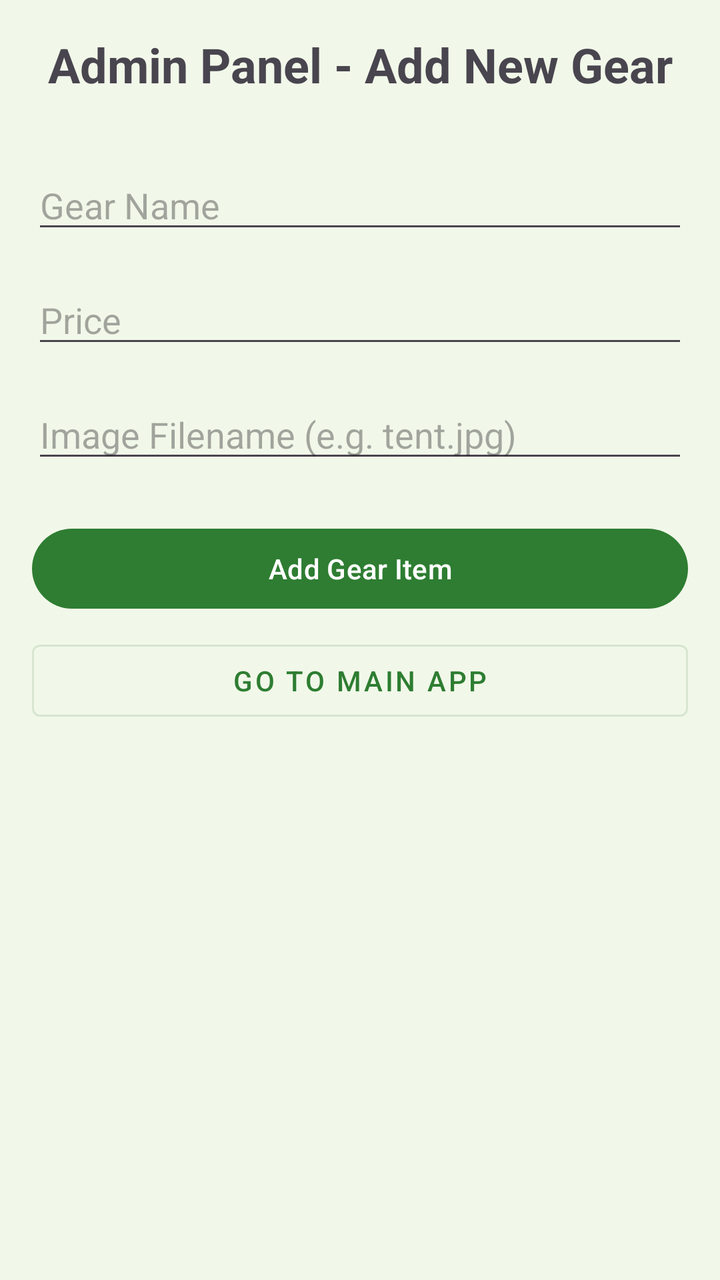
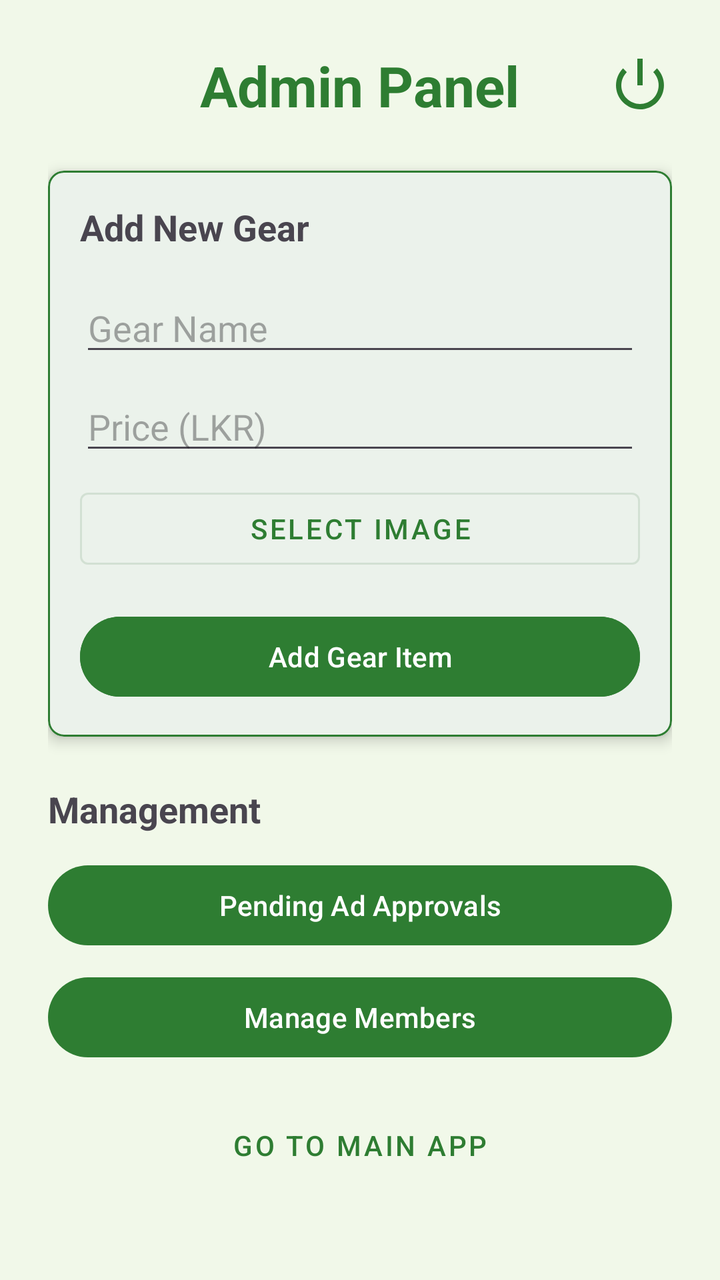

Screens rendered from an Android XML layout before and after an edit, with the pre-edit source and the edit as a unified diff.
<!-- AndroidManifest.xml: application theme Theme.TripBadu -->
<!-- res/layout/activity_admin.xml -->
<?xml version="1.0" encoding="utf-8"?>
<androidx.constraintlayout.widget.ConstraintLayout xmlns:android="http://schemas.android.com/apk/res/android"
    xmlns:app="http://schemas.android.com/apk/res-auto"
    android:layout_width="match_parent"
    android:layout_height="match_parent"
    android:padding="16dp">

    <TextView
        android:id="@+id/tvAdminTitle"
        android:layout_width="wrap_content"
        android:layout_height="wrap_content"
        android:text="Admin Panel - Add New Gear"
        android:textSize="24sp"
        android:textStyle="bold"
        app:layout_constraintTop_toTopOf="parent"
        app:layout_constraintStart_toStartOf="parent"
        app:layout_constraintEnd_toEndOf="parent" />

    <EditText
        android:id="@+id/etGearName"
        android:layout_width="match_parent"
        android:layout_height="wrap_content"
        android:hint="Gear Name"
        android:layout_marginTop="32dp"
        app:layout_constraintTop_toBottomOf="@id/tvAdminTitle" />

    <EditText
        android:id="@+id/etGearPrice"
        android:layout_width="match_parent"
        android:layout_height="wrap_content"
        android:hint="Price"
        android:inputType="numberDecimal"
        android:layout_marginTop="16dp"
        app:layout_constraintTop_toBottomOf="@id/etGearName" />

    <EditText
        android:id="@+id/etGearImage"
        android:layout_width="match_parent"
        android:layout_height="wrap_content"
        android:hint="Image Filename (e.g. tent.jpg)"
        android:layout_marginTop="16dp"
        app:layout_constraintTop_toBottomOf="@id/etGearPrice" />

    <Button
        android:id="@+id/btnAddGear"
        android:layout_width="match_parent"
        android:layout_height="wrap_content"
        android:text="Add Gear Item"
        android:layout_marginTop="24dp"
        app:layout_constraintTop_toBottomOf="@id/etGearImage" />

    <Button
        android:id="@+id/btnViewMain"
        android:layout_width="match_parent"
        android:layout_height="wrap_content"
        android:text="Go to Main App"
        style="@style/Widget.MaterialComponents.Button.OutlinedButton"
        android:layout_marginTop="8dp"
        app:layout_constraintTop_toBottomOf="@id/btnAddGear" />

</androidx.constraintlayout.widget.ConstraintLayout>
<!-- resources referenced by this layout -->
<resources>
  <style name="Theme.TripBadu" parent="Base.Theme.TripBadu" />
  <style name="Base.Theme.TripBadu" parent="Theme.Material3.DayNight.NoActionBar">
          
          <item name="colorPrimary">@color/primary</item>
          <item name="colorPrimaryVariant">@color/primary_variant</item>
          <item name="colorOnPrimary">@color/on_primary</item>
          <item name="colorSecondary">@color/secondary</item>
          <item name="colorSecondaryVariant">@color/secondary_variant</item>
          <item name="colorOnSecondary">@color/on_secondary</item>
          <item name="android:windowBackground">@color/background</item>
          <item name="colorSurface">@color/surface</item>
          <item name="colorOnSurface">@color/on_surface</item>
      </style>
  <color name="primary">#2E7D32</color>
  <color name="primary_variant">#1B5E20</color>
  <color name="on_primary">#FFFFFF</color>
  <color name="secondary">#81C784</color>
  <color name="secondary_variant">#4CAF50</color>
  <color name="on_secondary">#000000</color>
  <color name="background">#F1F8E9</color>
  <color name="surface">#FFFFFF</color>
  <color name="on_surface">#1B5E20</color>
</resources>

<!-- the commit's change to res/layout/activity_admin.xml (unified diff, before → after) -->
@@ -1,61 +1,142 @@
 <?xml version="1.0" encoding="utf-8"?>
-<androidx.constraintlayout.widget.ConstraintLayout xmlns:android="http://schemas.android.com/apk/res/android"
+<ScrollView xmlns:android="http://schemas.android.com/apk/res/android"
     xmlns:app="http://schemas.android.com/apk/res-auto"
     android:layout_width="match_parent"
     android:layout_height="match_parent"
-    android:padding="16dp">
+    android:background="@color/background">
 
-    <TextView
-        android:id="@+id/tvAdminTitle"
-        android:layout_width="wrap_content"
-        android:layout_height="wrap_content"
-        android:text="Admin Panel - Add New Gear"
-        android:textSize="24sp"
-        android:textStyle="bold"
-        app:layout_constraintTop_toTopOf="parent"
-        app:layout_constraintStart_toStartOf="parent"
-        app:layout_constraintEnd_toEndOf="parent" />
-
-    <EditText
-        android:id="@+id/etGearName"
+    <LinearLayout
         android:layout_width="match_parent"
         android:layout_height="wrap_content"
-        android:hint="Gear Name"
-        android:layout_marginTop="32dp"
-        app:layout_constraintTop_toBottomOf="@id/tvAdminTitle" />
+        android:orientation="vertical"
+        android:padding="24dp"
+        android:gravity="center_horizontal">
 
-    <EditText
-        android:id="@+id/etGearPrice"
-        android:layout_width="match_parent"
-        android:layout_height="wrap_content"
-        android:hint="Price"
-        android:inputType="numberDecimal"
-        android:layout_marginTop="16dp"
-        app:layout_constraintTop_toBottomOf="@id/etGearName" />
+        <RelativeLayout
+            android:layout_width="match_parent"
+            android:layout_height="wrap_content"
+            android:layout_marginBottom="24dp">
 
-    <EditText
-        android:id="@+id/etGearImage"
-        android:layout_width="match_parent"
-        android:layout_height="wrap_content"
-        android:hint="Image Filename (e.g. tent.jpg)"
-        android:layout_marginTop="16dp"
-        app:layout_constraintTop_toBottomOf="@id/etGearPrice" />
+            <TextView
+                android:id="@+id/tvAdminTitle"
+                android:layout_width="wrap_content"
+                android:layout_height="wrap_content"
+                android:text="Admin Panel"
+                android:textSize="28sp"
+                android:textStyle="bold"
+                android:textColor="@color/primary"
+                android:layout_centerHorizontal="true" />
 
-    <Button
-        android:id="@+id/btnAddGear"
-        android:layout_width="match_parent"
-        android:layout_height="wrap_content"
-        android:text="Add Gear Item"
-        android:layout_marginTop="24dp"
-        app:layout_constraintTop_toBottomOf="@id/etGearImage" />
+            <ImageView
+                android:id="@+id/ivAdminLogout"
+                android:layout_width="32dp"
+                android:layout_height="32dp"
+                android:src="@android:drawable/ic_lock_power_off"
+                android:contentDescription="Logout"
+                android:layout_alignParentEnd="true"
+                android:layout_centerVertical="true"
+                app:tint="@color/primary"
+                android:clickable="true"
+                android:focusable="true"
+                android:background="?attr/selectableItemBackgroundBorderless"/>
+        </RelativeLayout>
 
-    <Button
-        android:id="@+id/btnViewMain"
-        android:layout_width="match_parent"
-        android:layout_height="wrap_content"
-        android:text="Go to Main App"
-        style="@style/Widget.MaterialComponents.Button.OutlinedButton"
-        android:layout_marginTop="8dp"
-        app:layout_constraintTop_toBottomOf="@id/btnAddGear" />
+        
+        <com.google.android.material.card.MaterialCardView
+            android:layout_width="match_parent"
+            android:layout_height="wrap_content"
+            app:cardCornerRadius="8dp"
+            app:cardElevation="4dp"
+            android:layout_marginBottom="24dp"
+            app:strokeColor="@color/primary"
+            app:strokeWidth="1dp">
 
-</androidx.constraintlayout.widget.ConstraintLayout>
+            <LinearLayout
+                android:layout_width="match_parent"
+                android:layout_height="wrap_content"
+                android:orientation="vertical"
+                android:padding="16dp">
+
+                <TextView
+                    android:layout_width="wrap_content"
+                    android:layout_height="wrap_content"
+                    android:text="Add New Gear"
+                    android:textSize="18sp"
+                    android:textStyle="bold"
+                    android:layout_marginBottom="16dp"/>
+
+                <EditText
+                    android:id="@+id/etGearName"
+                    android:layout_width="match_parent"
+                    android:layout_height="wrap_content"
+                    android:hint="Gear Name"
+                    android:layout_marginBottom="8dp" />
+
+                <EditText
+                    android:id="@+id/etGearPrice"
+                    android:layout_width="match_parent"
+                    android:layout_height="wrap_content"
+                    android:hint="Price (LKR)"
+                    android:inputType="numberDecimal"
+                    android:layout_marginBottom="8dp" />
+
+                <ImageView
+                    android:id="@+id/ivGearPreview"
+                    android:layout_width="match_parent"
+                    android:layout_height="150dp"
+                    android:scaleType="centerCrop"
+                    android:background="#EEEEEE"
+                    android:layout_marginBottom="8dp"
+                    android:visibility="gone"/>
+
+                <Button
+                    android:id="@+id/btnSelectImage"
+                    style="@style/Widget.MaterialComponents.Button.OutlinedButton"
+                    android:layout_width="match_parent"
+                    android:layout_height="wrap_content"
+                    android:text="Select Image"
+                    android:layout_marginBottom="16dp" />
+
+                <Button
+                    android:id="@+id/btnAddGear"
+                    android:layout_width="match_parent"
+                    android:layout_height="wrap_content"
+                    android:text="Add Gear Item"
+                    android:backgroundTint="@color/primary" />
+
+            </LinearLayout>
+        </com.google.android.material.card.MaterialCardView>
+
+        
+        <TextView
+            android:layout_width="wrap_content"
+            android:layout_height="wrap_content"
+            android:text="Management"
+            android:textSize="18sp"
+            android:textStyle="bold"
+            android:layout_marginBottom="12dp"
+            android:layout_gravity="start"/>
+
+        <Button
+            android:id="@+id/btnAdApproval"
+            android:layout_width="match_parent"
+            android:layout_height="wrap_content"
+            android:text="Pending Ad Approvals"
+            android:layout_marginBottom="8dp" />
+
+        <Button
+            android:id="@+id/btnManageMembers"
+            android:layout_width="match_parent"
+            android:layout_height="wrap_content"
+            android:text="Manage Members"
+            android:layout_marginBottom="16dp" />
+
+        <Button
+            android:id="@+id/btnViewMain"
+            style="@style/Widget.MaterialComponents.Button.TextButton"
+            android:layout_width="match_parent"
+            android:layout_height="wrap_content"
+            android:text="Go to Main App" />
+
+    </LinearLayout>
+</ScrollView>
